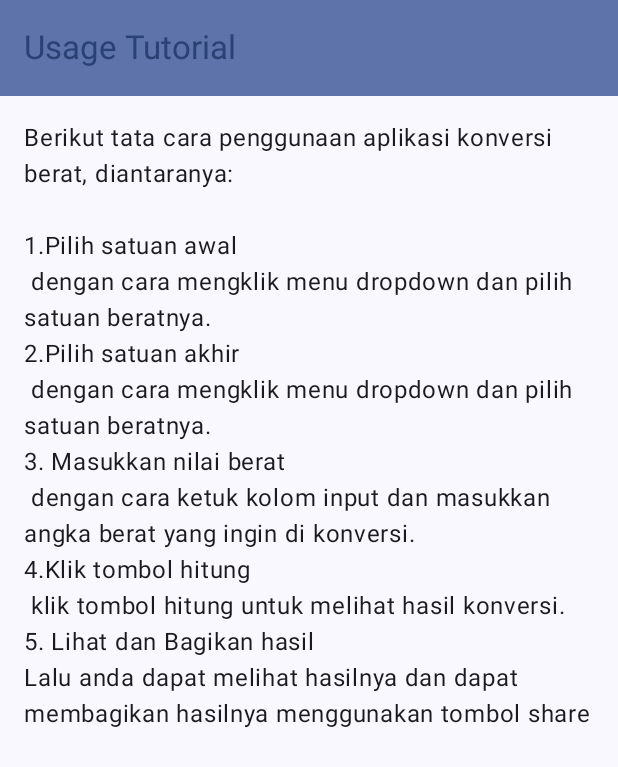
After one commit to Aleaatapasya/Assesment1-Mobpro, an Android app built with Jetpack Compose: the TutorialScreen screen opened through its navigation route, on a phone screen of 412 x 824 dp. The commit adds this screen. Shown: the top 767 px of the screen. Run offline under Robolectric (Android 15) with nearby library versions, the phone set to English and light mode, and no system bars.

Commit message:
Membuat tampilan tutorial

```diff
--- a/app/src/main/java/com/aleaatapasya0002/assesment1/navigation/NavGraph.kt
+++ b/app/src/main/java/com/aleaatapasya0002/assesment1/navigation/NavGraph.kt
@@ -7,6 +7,7 @@ import androidx.navigation.compose.composable
 import androidx.navigation.compose.rememberNavController
 import com.aleaatapasya0002.assesment1.ui.screen.AboutScreen
 import com.aleaatapasya0002.assesment1.ui.screen.MainScreen
+import com.aleaatapasya0002.assesment1.ui.screen.TutorialScreen
 
 @Composable
 fun SetupNavGraph(navController: NavHostController = rememberNavController()) {
@@ -20,5 +21,8 @@ fun SetupNavGraph(navController: NavHostController = rememberNavController()) {
         composable(route = Screen.About.route) {
             AboutScreen(navController)
         }
+        composable(route = Screen.Tutorial.route) {
+            TutorialScreen()
+        }
     }
 }
--- a/app/src/main/java/com/aleaatapasya0002/assesment1/navigation/Screen.kt
+++ b/app/src/main/java/com/aleaatapasya0002/assesment1/navigation/Screen.kt
@@ -3,4 +3,5 @@ package com.aleaatapasya0002.assesment1.navigation
 sealed class Screen(val route: String) {
     data object Home:Screen("mainScreen")
     data object About:Screen("aboutScreen")
+    data object Tutorial:Screen("tutorialScreen")
 }
--- a/app/src/main/java/com/aleaatapasya0002/assesment1/ui/screen/MainScreen.kt
+++ b/app/src/main/java/com/aleaatapasya0002/assesment1/ui/screen/MainScreen.kt
@@ -276,7 +276,10 @@ fun OverflowMenu(navController: NavController) {
                             )
                         },
                         text = {Text(text = stringResource(R.string.tutorial))},
-                        onClick = {}
+                        onClick = {
+                            expanded = false
+                            navController.navigate(Screen.Tutorial.route)
+                        }
                     )
 
                 }
--- /dev/null
+++ b/app/src/main/java/com/aleaatapasya0002/assesment1/ui/screen/TutorialScreen.kt
@@ -0,0 +1,50 @@
+package com.aleaatapasya0002.assesment1.ui.screen
+
+import android.content.res.Configuration
+import androidx.compose.foundation.layout.padding
+import androidx.compose.material3.ExperimentalMaterial3Api
+import androidx.compose.material3.MaterialTheme
+import androidx.compose.material3.Scaffold
+import androidx.compose.material3.Text
+import androidx.compose.material3.TopAppBar
+import androidx.compose.material3.TopAppBarDefaults
+import androidx.compose.runtime.Composable
+import androidx.compose.ui.Modifier
+import androidx.compose.ui.res.stringResource
+import androidx.compose.ui.tooling.preview.Preview
+import androidx.compose.ui.unit.dp
+import com.aleaatapasya0002.assesment1.R
+import com.aleaatapasya0002.assesment1.ui.theme.Assesment1Theme
+
+@OptIn(ExperimentalMaterial3Api::class)
+@Composable
+fun TutorialScreen() {
+    Scaffold (
+        topBar = {
+            TopAppBar(
+                title = {
+                    Text(text = stringResource(id = R.string.tutorial))
+                },
+                colors = TopAppBarDefaults.mediumTopAppBarColors(
+                    containerColor = MaterialTheme.colorScheme.primaryContainer,
+                    titleContentColor = MaterialTheme.colorScheme.primary,
+                )
+            )
+        }
+    ) { innerPadding ->
+            Text(
+                text = stringResource(R.string.deskripsi),
+                modifier = Modifier.padding(innerPadding).padding(16.dp)
+            )
+        }
+
+    }
+
+@Preview(showBackground = true)
+@Preview(uiMode = Configuration.UI_MODE_NIGHT_YES, showBackground = true)
+@Composable
+fun TutorialScreenPreview() {
+    Assesment1Theme {
+        TutorialScreen()
+    }
+}
--- a/app/src/main/res/values/strings.xml
+++ b/app/src/main/res/values/strings.xml
@@ -20,5 +20,6 @@
     <string name="menu_overflow">Menu Overflow</string>
     <string name="tutorial">Usage Tutorial</string>
     <string name="kembali">Back</string>
+    <string name="deskripsi">Berikut tata cara penggunaan aplikasi konversi berat, diantaranya:\n\n1.Pilih satuan awal\n dengan cara mengklik menu dropdown dan pilih satuan beratnya.\n2.Pilih satuan akhir\n dengan cara mengklik menu dropdown dan pilih satuan beratnya.\n3. Masukkan nilai berat\n dengan cara ketuk kolom input dan masukkan angka berat yang ingin di konversi.\n4.Klik tombol hitung\n klik tombol hitung untuk melihat hasil konversi.\n5. Lihat dan Bagikan hasil\nLalu anda dapat melihat hasilnya dan dapat membagikan hasilnya menggunakan tombol share</string>
 
 </resources>
```
Also changed, not shown: 1 other file.
